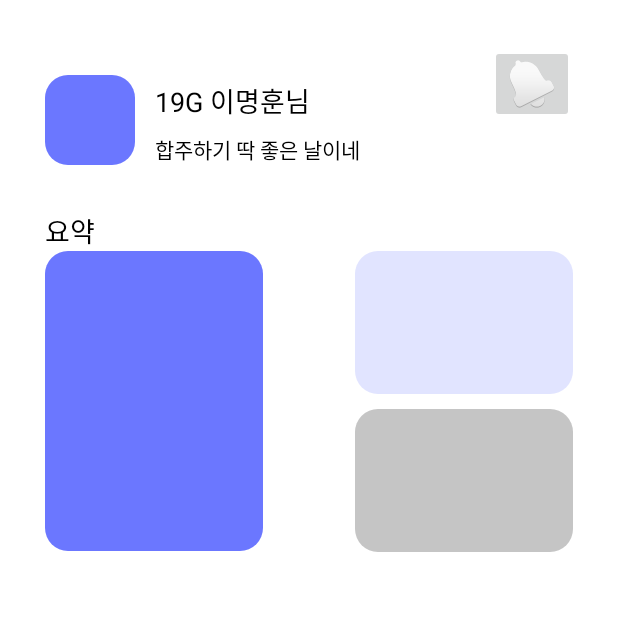
After one commit to yy0ung/Sonagi-book-app, an Android app: the DesignTestActivity screen opened directly, with no data from a screen before it, on a phone screen of 412 x 824 dp, the top half of it. The commit adds this screen. Run offline under Robolectric (Android 15) with nearby library versions, the phone set to English and light mode, and no system bars.

Commit message:
feat : design test

```diff
--- a/app/build.gradle
+++ b/app/build.gradle
@@ -44,6 +44,7 @@ dependencies {
     implementation 'androidx.appcompat:appcompat:1.4.2'
     implementation 'com.google.android.material:material:1.6.1'
     implementation 'androidx.constraintlayout:constraintlayout:2.1.4'
+    implementation 'androidx.legacy:legacy-support-v4:1.0.0'
     testImplementation 'junit:junit:4.+'
     androidTestImplementation 'androidx.test.ext:junit:1.1.3'
     androidTestImplementation 'androidx.test.espresso:espresso-core:3.4.0'
--- a/app/src/main/AndroidManifest.xml
+++ b/app/src/main/AndroidManifest.xml
@@ -13,6 +13,12 @@
         android:supportsRtl="true"
         android:theme="@style/Theme.SonagiBookapp"
         android:usesCleartextTraffic="true">
+        <activity
+            android:name=".DesignTestActivity"
+            android:exported="true" />
+<!--        <activity-->
+<!--            android:name=".HomeFragment"-->
+<!--            android:exported="true" />-->
         <activity
             android:name=".HomeActivity2"
             android:exported="true" />
--- /dev/null
+++ b/app/src/main/java/young/com/sonagibook_app/DesignTestActivity.kt
@@ -0,0 +1,15 @@
+package young.com.sonagibook_app
+
+import androidx.appcompat.app.AppCompatActivity
+import android.os.Bundle
+import androidx.fragment.app.FragmentManager
+
+class DesignTestActivity : AppCompatActivity() {
+    override fun onCreate(savedInstanceState: Bundle?) {
+        super.onCreate(savedInstanceState)
+        setContentView(R.layout.activity_design_test)
+
+        val fragment = supportFragmentManager.beginTransaction()
+        fragment.add(R.id.fragment, HomeFragment()).commit()
+    }
+}
--- /dev/null
+++ b/app/src/main/java/young/com/sonagibook_app/HomeFragment.kt
@@ -0,0 +1,18 @@
+package young.com.sonagibook_app
+
+import android.os.Bundle
+import android.view.LayoutInflater
+import android.view.View
+import android.view.ViewGroup
+import androidx.fragment.app.Fragment
+
+class HomeFragment : Fragment() {
+    override fun onCreateView(
+        inflater: LayoutInflater,
+        container: ViewGroup?,
+        savedInstanceState: Bundle?
+    ): View? {
+        val view = inflater.inflate(R.layout.fragment_home, container,false)
+        return view
+    }
+}
--- a/app/src/main/java/young/com/sonagibook_app/MainActivity.kt
+++ b/app/src/main/java/young/com/sonagibook_app/MainActivity.kt
@@ -50,6 +50,11 @@ class MainActivity : AppCompatActivity() {
                     }
                 }
             }
+        }
+
+        binding.homeLoginLogout.setOnClickListener {
+            val intent = Intent(this,DesignTestActivity::class.java)
+            startActivity(intent)
         }
 
 
--- /dev/null
+++ b/app/src/main/res/drawable-v24/home_box_item2.xml
@@ -0,0 +1,9 @@
+<?xml version="1.0" encoding="utf-8"?>
+<selector xmlns:android="http://schemas.android.com/apk/res/android">
+    <item>
+        <shape>
+            <corners android:radius="15dp"/>
+            <solid android:color="#E1E4FF"/>
+        </shape>
+    </item>
+</selector>
--- /dev/null
+++ b/app/src/main/res/drawable-v24/home_box_item3.xml
@@ -0,0 +1,9 @@
+<?xml version="1.0" encoding="utf-8"?>
+<selector xmlns:android="http://schemas.android.com/apk/res/android">
+    <item>
+        <shape>
+            <corners android:radius="15dp"/>
+            <solid android:color="#C5C5C5"/>
+        </shape>
+    </item>
+</selector>
--- /dev/null
+++ b/app/src/main/res/drawable/home_box_item.xml
@@ -0,0 +1,9 @@
+<?xml version="1.0" encoding="utf-8"?>
+<selector xmlns:android="http://schemas.android.com/apk/res/android">
+    <item>
+        <shape>
+            <corners android:radius="15dp"/>
+            <solid android:color="#6B77FF"/>
+        </shape>
+    </item>
+</selector>
--- /dev/null
+++ b/app/src/main/res/layout/activity_design_test.xml
@@ -0,0 +1,15 @@
+<?xml version="1.0" encoding="utf-8"?>
+<androidx.constraintlayout.widget.ConstraintLayout xmlns:android="http://schemas.android.com/apk/res/android"
+    xmlns:app="http://schemas.android.com/apk/res-auto"
+    xmlns:tools="http://schemas.android.com/tools"
+    android:layout_width="match_parent"
+    android:layout_height="match_parent"
+    tools:context=".DesignTestActivity">
+
+    <FrameLayout
+        android:layout_width="match_parent"
+        android:layout_height="match_parent"
+        android:id="@+id/fragment"/>
+
+
+</androidx.constraintlayout.widget.ConstraintLayout>
--- /dev/null
+++ b/app/src/main/res/layout/fragment_home.xml
@@ -0,0 +1,89 @@
+<?xml version="1.0" encoding="utf-8"?>
+<androidx.constraintlayout.widget.ConstraintLayout xmlns:android="http://schemas.android.com/apk/res/android"
+    xmlns:app="http://schemas.android.com/apk/res-auto"
+    xmlns:tools="http://schemas.android.com/tools"
+    android:layout_width="match_parent"
+    android:layout_height="match_parent"
+    tools:context=".HomeFragment">
+
+    <ImageView
+        android:id="@+id/imageButton"
+        android:layout_width="60dp"
+        android:layout_height="60dp"
+        android:layout_marginStart="30dp"
+        android:layout_marginTop="50dp"
+        android:src="@drawable/home_box_item"
+        app:layout_constraintStart_toStartOf="parent"
+        app:layout_constraintTop_toTopOf="parent" />
+    <TextView
+        android:id="@+id/t"
+        android:layout_width="wrap_content"
+        android:layout_height="wrap_content"
+        android:text="19G 이명훈님"
+        android:textColor="@color/black"
+        app:layout_constraintTop_toTopOf="parent"
+        android:layout_marginTop="53dp"
+        android:layout_marginStart="13dp"
+        android:textSize="18dp"
+        app:layout_constraintStart_toEndOf="@id/imageButton"/>
+    <TextView
+        android:layout_width="wrap_content"
+        android:layout_height="wrap_content"
+        android:text="합주하기 딱 좋은 날이네"
+        android:textColor="@color/black"
+        android:layout_marginStart="13dp"
+        app:layout_constraintTop_toBottomOf="@id/t"
+        android:textSize="14dp"
+        android:layout_marginTop="8dp"
+        app:layout_constraintStart_toEndOf="@id/imageButton"/>
+
+    <ImageButton
+        android:id="@+id/imageButton2"
+        android:layout_width="wrap_content"
+        android:layout_height="wrap_content"
+        android:src="@android:drawable/ic_popup_reminder"
+        app:layout_constraintStart_toEndOf="@id/t"
+        app:layout_constraintTop_toTopOf="parent"
+        android:layout_marginStart="120dp"
+        android:layout_marginTop="30dp"/>
+
+    <TextView
+        android:id="@+id/ff"
+        android:layout_width="match_parent"
+        android:layout_height="wrap_content"
+        android:text="요약"
+        app:layout_constraintTop_toBottomOf="@id/imageButton"
+        app:layout_constraintStart_toEndOf="@id/imageButton"
+        android:layout_marginTop="30dp"
+        android:textSize="18dp"
+        android:layout_marginStart="30dp"
+        android:textColor="@color/black"/>
+    <ImageView
+        android:layout_width="145dp"
+        android:layout_height="200dp"
+        android:src="@drawable/home_box_item"
+        app:layout_constraintTop_toBottomOf="@id/ff"
+        app:layout_constraintStart_toStartOf="parent"
+        android:layout_marginStart="30dp"
+        android:id="@+id/homeLeft"/>
+    <ImageView
+        android:layout_width="145dp"
+        android:layout_height="95dp"
+        android:src="@drawable/home_box_item2"
+        app:layout_constraintTop_toBottomOf="@id/ff"
+        app:layout_constraintEnd_toEndOf="parent"
+        android:layout_marginEnd="30dp"
+        android:id="@+id/homeRightTop"/>
+    <ImageView
+        android:layout_width="145dp"
+        android:layout_height="95dp"
+        android:src="@drawable/home_box_item3"
+        app:layout_constraintTop_toBottomOf="@id/homeRightTop"
+        android:layout_marginTop="10dp"
+        app:layout_constraintEnd_toEndOf="parent"
+        android:layout_marginEnd="30dp"
+        android:id="@+id/homeRightBottom"/>
+
+
+
+</androidx.constraintlayout.widget.ConstraintLayout>
--- a/app/src/main/res/values-night/themes.xml
+++ b/app/src/main/res/values-night/themes.xml
@@ -1,16 +1,18 @@
 <resources xmlns:tools="http://schemas.android.com/tools">
     <!-- Base application theme. -->
-    <style name="Theme.SonagiBookapp" parent="Theme.MaterialComponents.DayNight.DarkActionBar">
+    <style name="Theme.SonagiBookapp" parent="Theme.MaterialComponents.DayNight.NoActionBar">
         <!-- Primary brand color. -->
-        <item name="colorPrimary">@color/purple_200</item>
-        <item name="colorPrimaryVariant">@color/purple_700</item>
-        <item name="colorOnPrimary">@color/black</item>
+        <item name="colorPrimary">@color/purple_500</item>
+        <item name="colorPrimaryVariant">#FFFFFF</item>
+        <item name="colorOnPrimary">@color/white</item>
         <!-- Secondary brand color. -->
         <item name="colorSecondary">@color/teal_200</item>
-        <item name="colorSecondaryVariant">@color/teal_200</item>
+        <item name="colorSecondaryVariant">@color/teal_700</item>
         <item name="colorOnSecondary">@color/black</item>
-        <!-- Status bar color. -->
-        <item name="android:statusBarColor" tools:targetApi="l">?attr/colorPrimaryVariant</item>
         <!-- Customize your theme here. -->
     </style>
+    <style name="Theme.SonagiBookapp.NoActionBar">x`
+        <item name="windowActionBar">false</item>
+        <item name="windowNoTitle">true</item>
+    </style>
 </resources>
--- a/app/src/main/res/values/strings.xml
+++ b/app/src/main/res/values/strings.xml
@@ -1,3 +1,5 @@
 <resources>
     <string name="app_name">sonagiBook-app</string>
+    <!-- TODO: Remove or change this placeholder text -->
+    <string name="hello_blank_fragment">Hello blank fragment</string>
 </resources>
--- a/app/src/main/res/values/themes.xml
+++ b/app/src/main/res/values/themes.xml
@@ -1,16 +1,18 @@
 <resources xmlns:tools="http://schemas.android.com/tools">
     <!-- Base application theme. -->
-    <style name="Theme.SonagiBookapp" parent="Theme.MaterialComponents.DayNight.DarkActionBar">
+    <style name="Theme.SonagiBookapp" parent="Theme.MaterialComponents.DayNight.NoActionBar">
         <!-- Primary brand color. -->
         <item name="colorPrimary">@color/purple_500</item>
-        <item name="colorPrimaryVariant">@color/purple_700</item>
+        <item name="colorPrimaryVariant">#FFFFFF</item>
         <item name="colorOnPrimary">@color/white</item>
         <!-- Secondary brand color. -->
         <item name="colorSecondary">@color/teal_200</item>
         <item name="colorSecondaryVariant">@color/teal_700</item>
         <item name="colorOnSecondary">@color/black</item>
-        <!-- Status bar color. -->
-        <item name="android:statusBarColor" tools:targetApi="l">?attr/colorPrimaryVariant</item>
         <!-- Customize your theme here. -->
     </style>
+    <style name="Theme.SonagiBookapp.NoActionBar">x`
+        <item name="windowActionBar">false</item>
+        <item name="windowNoTitle">true</item>
+    </style>
 </resources>
```
